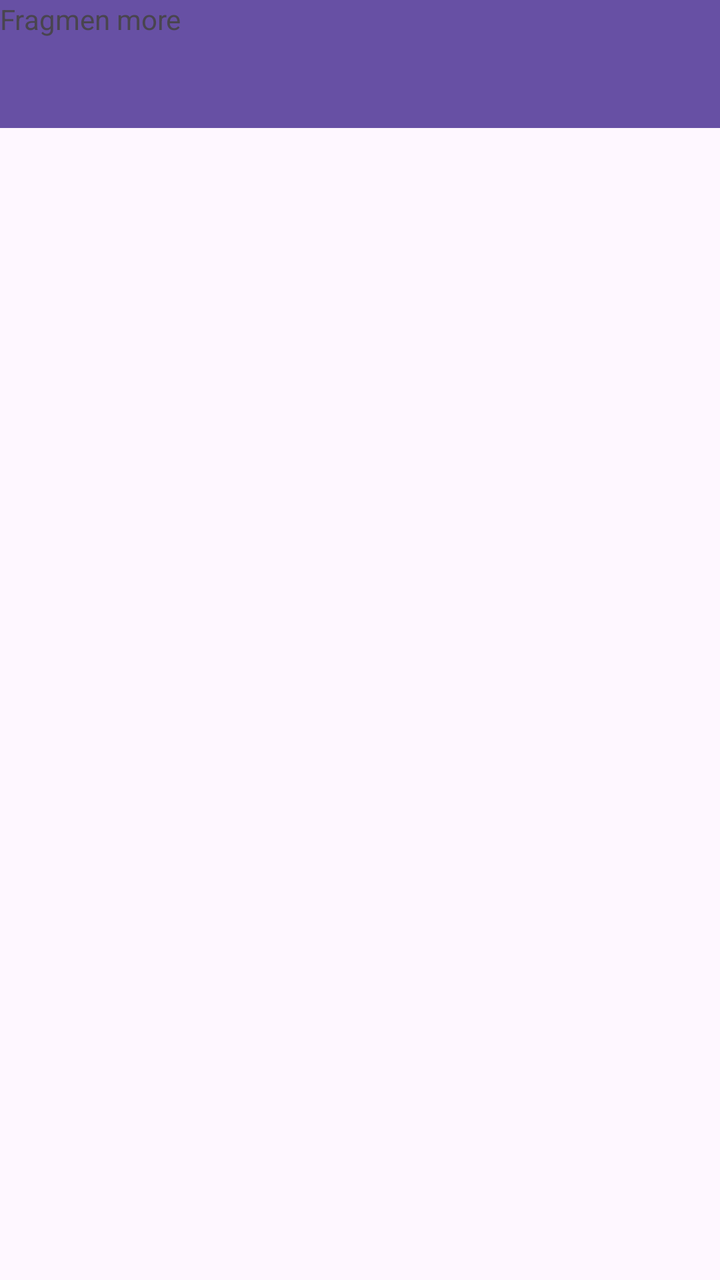
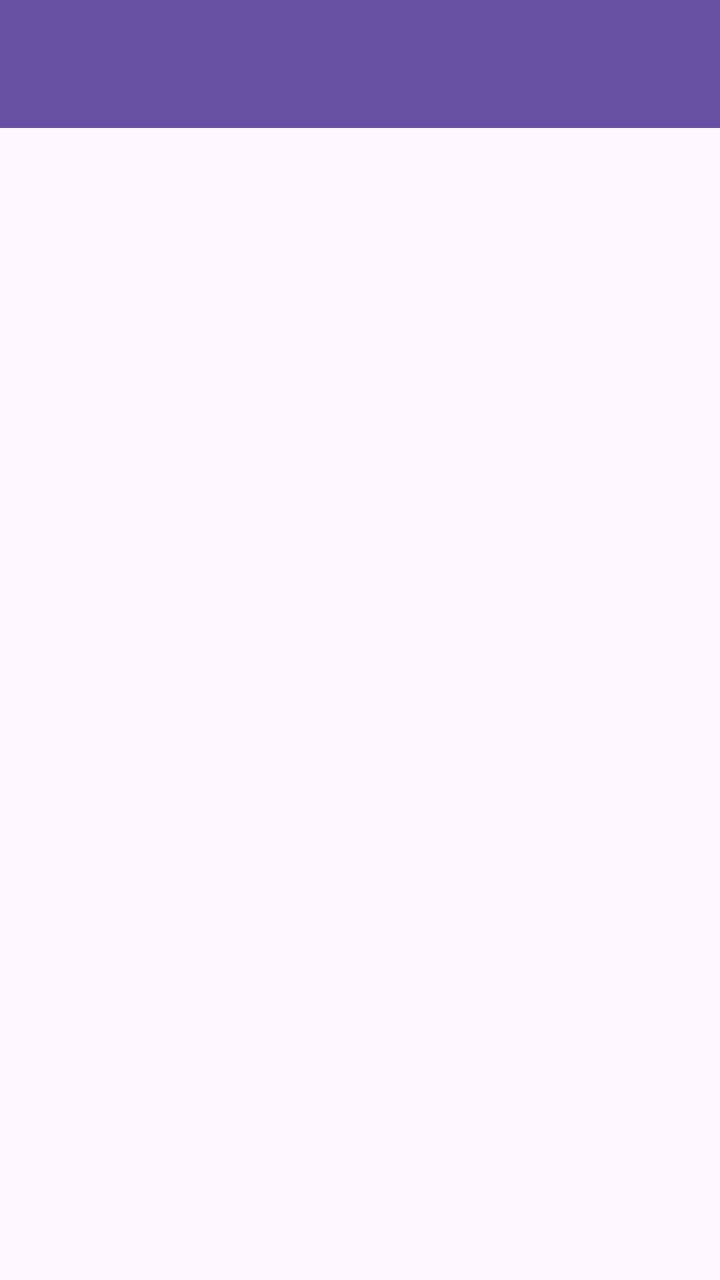

Screens rendered from an Android XML layout before and after an edit, with the pre-edit source and the edit as a unified diff.
<!-- AndroidManifest.xml: application theme Theme.AnaCoffe -->
<!-- res/layout/fragment_more.xml -->
<?xml version="1.0" encoding="utf-8"?>
<FrameLayout xmlns:android="http://schemas.android.com/apk/res/android"
    xmlns:tools="http://schemas.android.com/tools"
    android:layout_width="match_parent"
    android:layout_height="match_parent"
    xmlns:app="http://schemas.android.com/apk/res-auto"
    tools:context=".More.MoreFragment">

    <androidx.appcompat.widget.Toolbar
        android:id="@+id/toolbar"
        android:layout_width="match_parent"
        android:layout_height="?attr/actionBarSize"
        android:background="?attr/colorPrimary"
        app:layout_constraintEnd_toEndOf="parent"
        app:layout_constraintStart_toStartOf="parent"
        app:layout_constraintTop_toTopOf="parent"
        app:subtitleTextColor="@android:color/white"
        app:titleTextColor="@android:color/white" />


    
    <TextView
        android:layout_width="wrap_content"
        android:layout_height="wrap_content"
        android:text="Fragmen more" />

</FrameLayout>
<!-- resources referenced by this layout -->
<resources>
  <style name="Theme.AnaCoffe" parent="Base.Theme.AnaCoffe" />
  <style name="Base.Theme.AnaCoffe" parent="Theme.Material3.DayNight.NoActionBar">
          
          
      </style>
</resources>

<!-- the commit's change to res/layout/fragment_more.xml (unified diff, before → after) -->
@@ -1,27 +1,33 @@
 <?xml version="1.0" encoding="utf-8"?>
-<FrameLayout xmlns:android="http://schemas.android.com/apk/res/android"
+<androidx.coordinatorlayout.widget.CoordinatorLayout
+    xmlns:android="http://schemas.android.com/apk/res/android"
     xmlns:tools="http://schemas.android.com/tools"
     android:layout_width="match_parent"
     android:layout_height="match_parent"
     xmlns:app="http://schemas.android.com/apk/res-auto"
     tools:context=".More.MoreFragment">
 
-    <androidx.appcompat.widget.Toolbar
-        android:id="@+id/toolbar"
+    <com.google.android.material.appbar.AppBarLayout
+        android:id="@+id/appBarLayout"
         android:layout_width="match_parent"
-        android:layout_height="?attr/actionBarSize"
-        android:background="?attr/colorPrimary"
-        app:layout_constraintEnd_toEndOf="parent"
-        app:layout_constraintStart_toStartOf="parent"
-        app:layout_constraintTop_toTopOf="parent"
-        app:subtitleTextColor="@android:color/white"
-        app:titleTextColor="@android:color/white" />
+        android:layout_height="wrap_content"
+        android:theme="@style/ThemeOverlay.AppCompat.Dark.ActionBar">
+
+        <androidx.appcompat.widget.Toolbar
+            android:id="@+id/toolbar"
+            android:layout_width="match_parent"
+            android:layout_height="?attr/actionBarSize"
+            android:background="?attr/colorPrimary"
+            app:layout_scrollFlags="scroll|enterAlways"
+            app:titleTextColor="@android:color/white" />
+
+    </com.google.android.material.appbar.AppBarLayout>
 
 
-    
-    <TextView
-        android:layout_width="wrap_content"
-        android:layout_height="wrap_content"
-        android:text="Fragmen more" />
+    <ListView
+        android:id="@+id/listViewItems"
+        android:layout_width="match_parent"
+        android:layout_height="match_parent"
+        app:layout_behavior="@string/appbar_scrolling_view_behavior" />
 
-</FrameLayout>
+</androidx.coordinatorlayout.widget.CoordinatorLayout>
